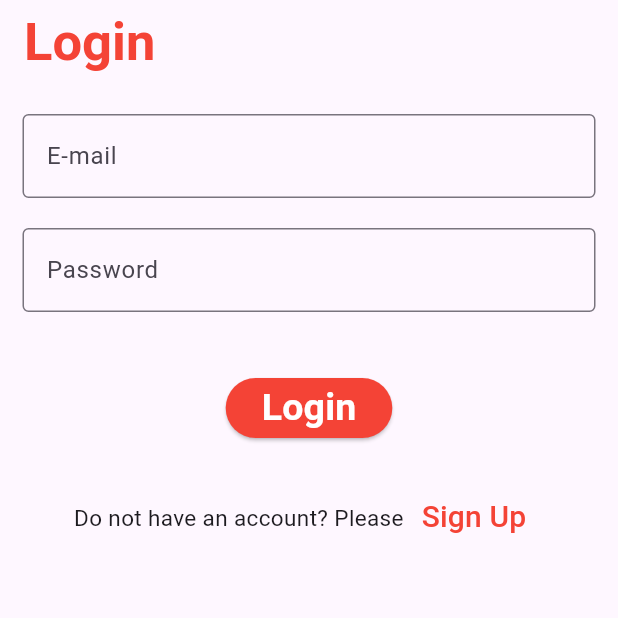
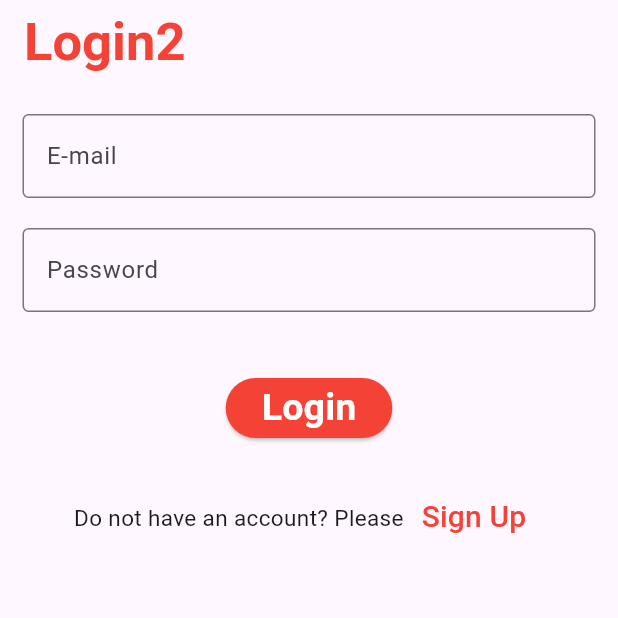
Before and after one commit to mohamedsalah918101/Cars-Store, a Flutter app: the screen it shows after launch, on a phone screen of 412 x 824 dp, the top half of it. Run offline on Flutter 3.47's test engine with Material 3 defaults, Android fonts, the phone set to English and light mode, and no system bars; our stand-ins replace animated_splash_screen, fluttertoast.

Commit message:
mohamed alaa signup edit 2

```diff
--- a/lib/screens/login.dart
+++ b/lib/screens/login.dart
@@ -27,7 +27,7 @@ class loginState extends State<login>{
     return Scaffold(
       appBar: AppBar(
         title: Text(
-          "Login",
+          "Login2",
           style: TextStyle(
               fontSize: 35,
               fontWeight: FontWeight.bold,
```
